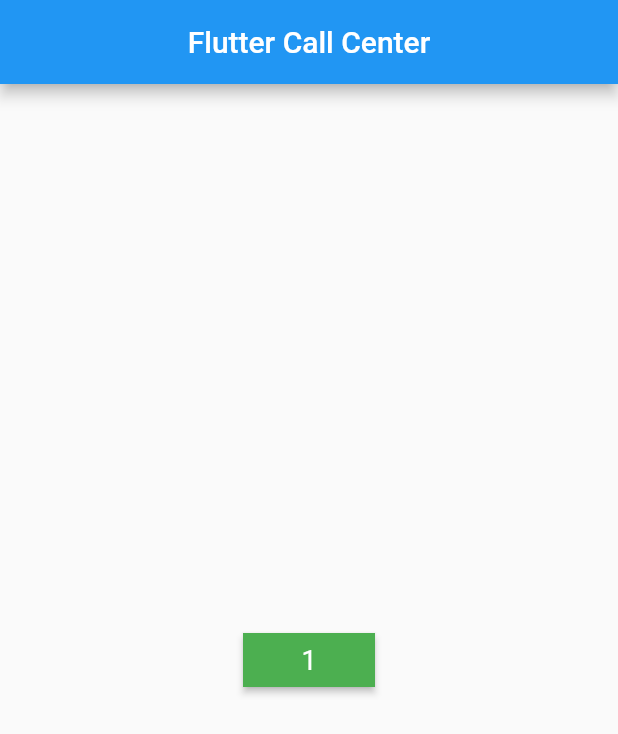
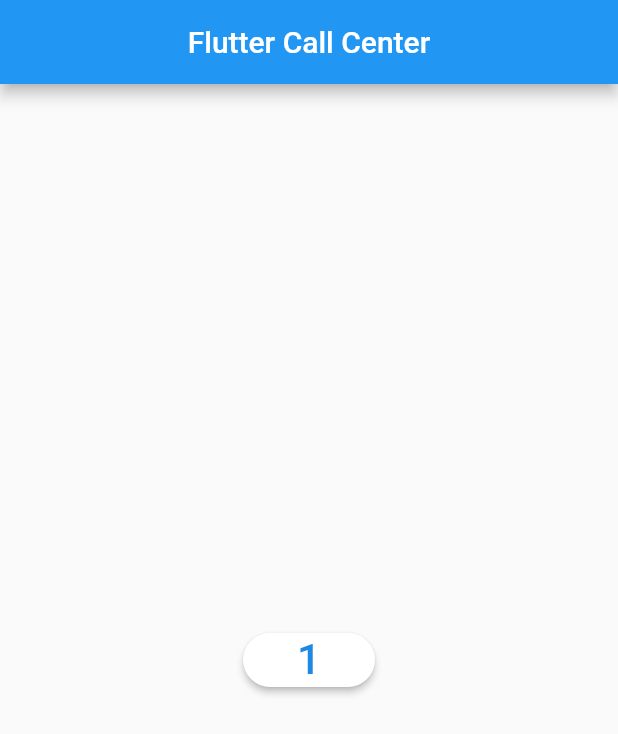
Before and after one commit to DiazMolina/dialog_call, a Flutter app: the screen it shows after launch, on a phone screen of 412 x 824 dp. Shown: the top 734 px of the screen. Run offline on Flutter 3.47's test engine with Material 2 defaults, Android fonts, the phone set to English and light mode, and no system bars.

Commit message:
new release

```diff
--- a/lib/digit_button.dart
+++ b/lib/digit_button.dart
@@ -7,11 +7,18 @@ class DigitButton extends StatelessWidget {
 
   @override
   Widget build(BuildContext context) {
+    final theme = Theme.of(context);
     return RawMaterialButton(
       onPressed: onPressed,
-      fillColor: Colors.green,
+      fillColor: Colors.white,
       elevation: 2.0,
-      child: Text(text,style: TextStyle(color: Colors.white,fontSize: 18),),
+      textStyle: theme.accentTextTheme.button.copyWith(
+        color: Colors.blue[600],
+        fontSize: 28.0
+      ),
+      shape: StadiumBorder(),
+
+      child: Text(text),
     );
   }
 }
--- /dev/null
+++ b/lib/num_pad.dart
@@ -0,0 +1 @@
+import 'package:flutter/material.dart';
```
Also changed, not shown: lib/main.dart (+7 -1 lines).
